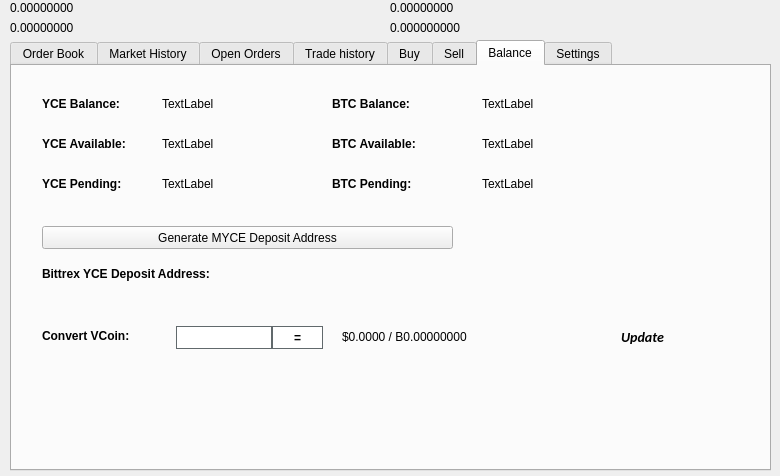
The window that src/qt/forms/tradingdialog.ui (myce-legacy/myce-old) describes before a commit, drawn with Qt 5.
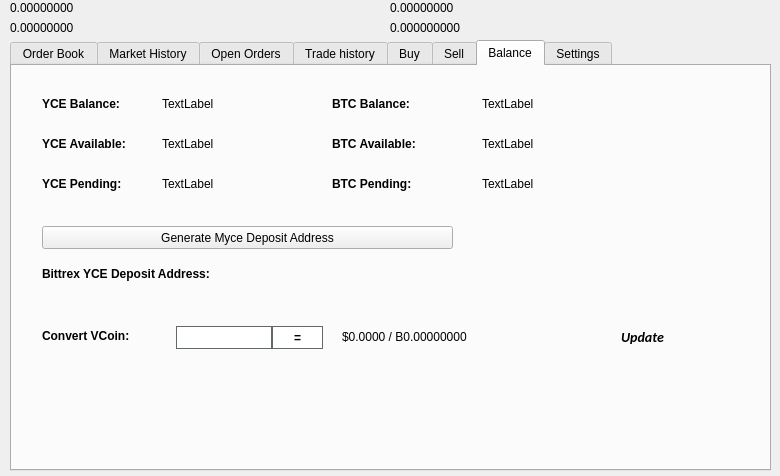
The same window after the commit. The open tabs and pages were chosen to show the change. Icons and pictures are not drawn.

Commit message: Rename MYCE -> Myce

```diff
--- a/src/qt/forms/tradingdialog.ui
+++ b/src/qt/forms/tradingdialog.ui
@@ -2941,7 +2941,7 @@
       </rect>
      </property>
      <property name="text">
-      <string>Generate MYCE Deposit Address</string>
+      <string>Generate Myce Deposit Address</string>
      </property>
      <property name="icon">
       <iconset resource="../myce.qrc">
```
The commit also changes 440 other files.
